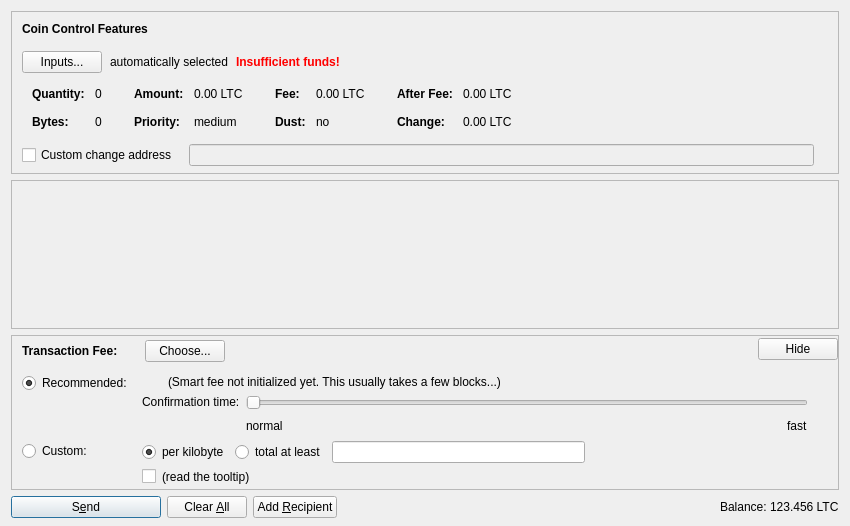
Old version of the form src/qt/forms/sendcoinsdialog.ui in the repository ShorelineCrypto/nengcoin.
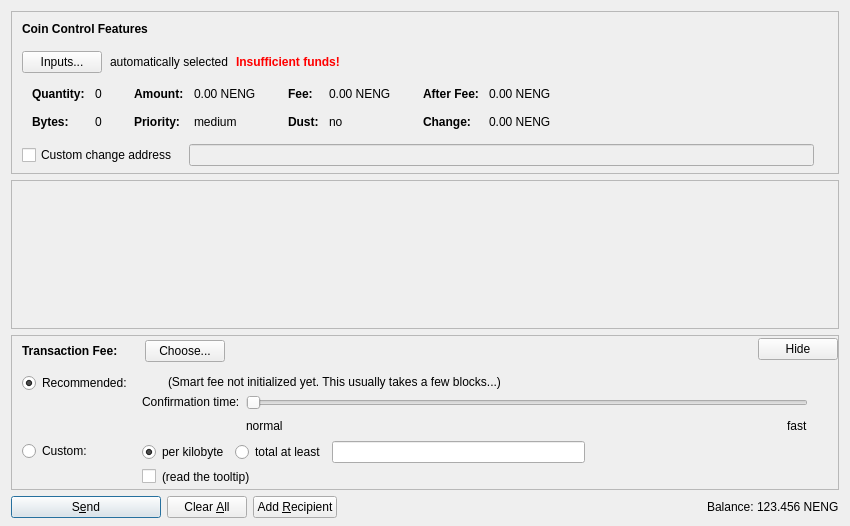
New version of the form. Icons and pictures are not drawn. Custom widgets are drawn as their Qt base class.

```diff
--- a/src/qt/forms/sendcoinsdialog.ui
+++ b/src/qt/forms/sendcoinsdialog.ui
@@ -324,7 +324,7 @@
                   <enum>Qt::ActionsContextMenu</enum>
                  </property>
                  <property name="text">
-                  <string notr="true">0.00 LTC</string>
+                  <string notr="true">0.00 NENG</string>
                  </property>
                  <property name="textInteractionFlags">
                   <set>Qt::LinksAccessibleByMouse|Qt::TextSelectableByKeyboard|Qt::TextSelectableByMouse</set>
@@ -404,7 +404,7 @@
                   <enum>Qt::ActionsContextMenu</enum>
                  </property>
                  <property name="text">
-                  <string notr="true">0.00 LTC</string>
+                  <string notr="true">0.00 NENG</string>
                  </property>
                  <property name="textInteractionFlags">
                   <set>Qt::LinksAccessibleByMouse|Qt::TextSelectableByKeyboard|Qt::TextSelectableByMouse</set>
@@ -484,7 +484,7 @@
                   <enum>Qt::ActionsContextMenu</enum>
                  </property>
                  <property name="text">
-                  <string notr="true">0.00 LTC</string>
+                  <string notr="true">0.00 NENG</string>
                  </property>
                  <property name="textInteractionFlags">
                   <set>Qt::LinksAccessibleByMouse|Qt::TextSelectableByKeyboard|Qt::TextSelectableByMouse</set>
@@ -513,7 +513,7 @@
                   <enum>Qt::ActionsContextMenu</enum>
                  </property>
                  <property name="text">
-                  <string notr="true">0.00 LTC</string>
+                  <string notr="true">0.00 NENG</string>
                  </property>
                  <property name="textInteractionFlags">
                   <set>Qt::LinksAccessibleByMouse|Qt::TextSelectableByKeyboard|Qt::TextSelectableByMouse</set>
@@ -1299,7 +1299,7 @@
           <cursorShape>IBeamCursor</cursorShape>
          </property>
          <property name="text">
-          <string notr="true">123.456 LTC</string>
+          <string notr="true">123.456 NENG</string>
          </property>
          <property name="textInteractionFlags">
           <set>Qt::LinksAccessibleByMouse|Qt::TextSelectableByKeyboard|Qt::TextSelectableByMouse</set>
```
Left out of the diff: 4 changed lines with no effect on the pictures.
